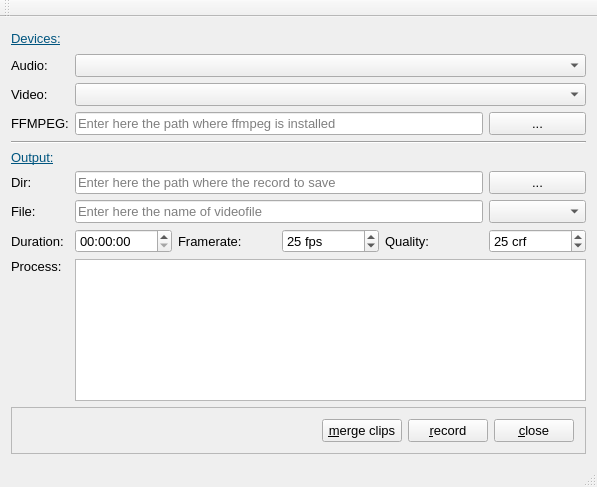
fasa1964/screenrecorder, file mainwindow.ui: the form before one commit.
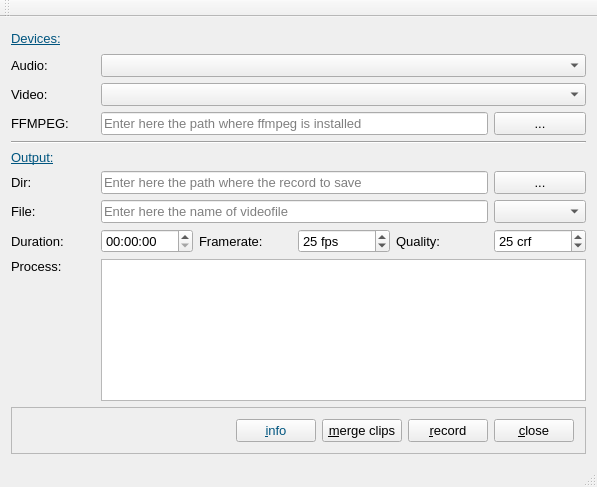
The form after the commit.

Commit message: Add a info button.

```diff
--- a/mainwindow.ui
+++ b/mainwindow.ui
@@ -220,6 +220,50 @@
        </item>
        <item row="0" column="1">
         <layout class="QHBoxLayout" name="horizontalLayout">
+         <item>
+          <widget class="QPushButton" name="infoButton">
+           <property name="palette">
+            <palette>
+             <active>
+              <colorrole role="ButtonText">
+               <brush brushstyle="SolidPattern">
+                <color alpha="255">
+                 <red>0</red>
+                 <green>85</green>
+                 <blue>127</blue>
+                </color>
+               </brush>
+              </colorrole>
+             </active>
+             <inactive>
+              <colorrole role="ButtonText">
+               <brush brushstyle="SolidPattern">
+                <color alpha="255">
+                 <red>0</red>
+                 <green>85</green>
+                 <blue>127</blue>
+                </color>
+               </brush>
+              </colorrole>
+             </inactive>
+             <disabled>
+              <colorrole role="ButtonText">
+               <brush brushstyle="SolidPattern">
+                <color alpha="255">
+                 <red>120</red>
+                 <green>120</green>
+                 <blue>120</blue>
+                </color>
+               </brush>
+              </colorrole>
+             </disabled>
+            </palette>
+           </property>
+           <property name="text">
+            <string>&amp;info</string>
+           </property>
+          </widget>
+         </item>
          <item>
           <widget class="QPushButton" name="mergeButton">
            <property name="enabled">
```
Left out of the diff: 9 changed lines with no effect on the pictures. The commit also changes 2 other files.
